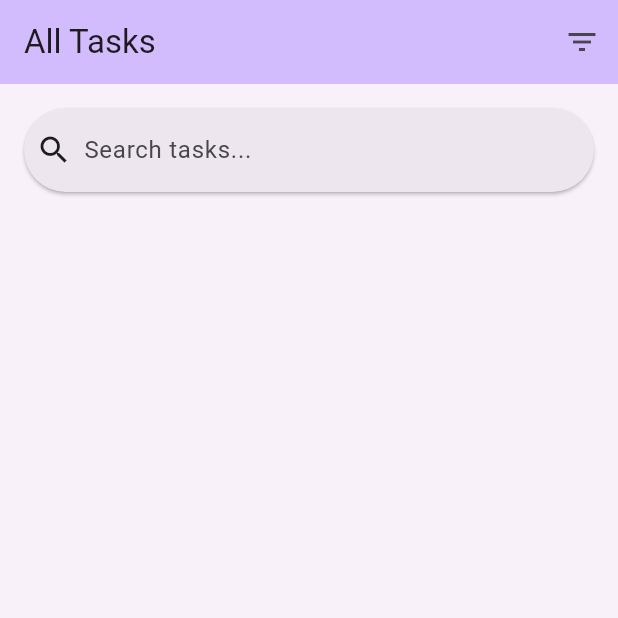
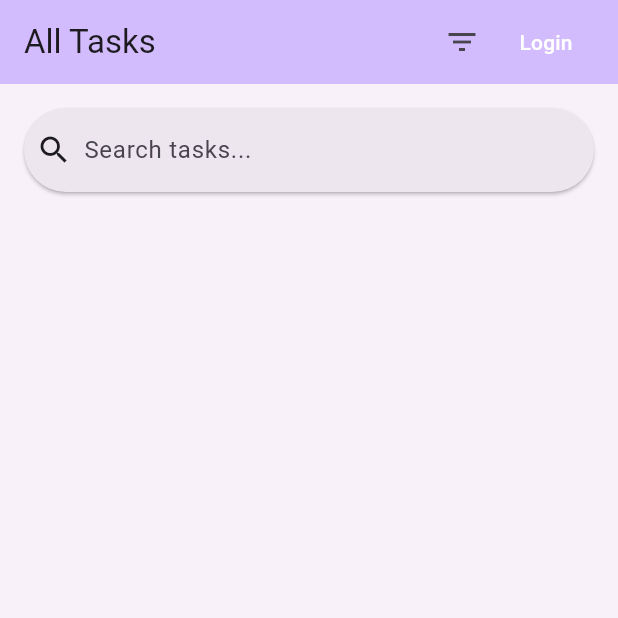
Before and after one commit to eliasfeijo/flutter-agenda-pwa, a Flutter app: the screen it shows after launch, on a phone screen of 412 x 824 dp, the top half of it. Run offline on Flutter 3.47's test engine with Material 3 defaults, Android fonts, the phone set to English and light mode, and no system bars; our stand-ins replace shared_preferences, supabase_flutter; missing offline and left inert: duration_picker; accounts and stored records are empty.

Commit message:
feat: login

```diff
--- a/lib/main.dart
+++ b/lib/main.dart
@@ -36,6 +36,7 @@ class MyApp extends StatelessWidget {
     return ChangeNotifierProvider(
       create: (context) => AgendaProvider(TasksSharedPreferencesRepository()),
       child: MaterialApp(
+        debugShowCheckedModeBanner: false,
         title: 'Agenda',
         theme: ThemeData(
           colorScheme: ColorScheme.fromSeed(seedColor: Colors.deepPurple),
--- a/lib/screens/task_list.dart
+++ b/lib/screens/task_list.dart
@@ -2,8 +2,10 @@ import 'dart:async';
 
 import 'package:flutter/material.dart';
 import 'package:provider/provider.dart';
+import 'package:supabase_flutter/supabase_flutter.dart';
 import 'package:todo_flutter/models/task.dart';
 import 'package:todo_flutter/providers/agenda_provider.dart';
+import 'package:todo_flutter/widgets/bottomsheets/login.dart';
 import 'package:todo_flutter/widgets/common/transition_switcher.dart';
 import 'package:todo_flutter/widgets/forms/task_form.dart';
 import 'package:todo_flutter/widgets/tiles/task_tile.dart';
@@ -84,6 +86,49 @@ class _TaskListState extends State<TaskList> {
                   }
                 },
               );
+            },
+          ),
+          Consumer<AgendaProvider>(
+            builder: (context, agenda, child) {
+              if (Supabase.instance.client.auth.currentUser == null) {
+                return Padding(
+                  padding: const EdgeInsets.only(right: 16),
+                  child: TextButton(
+                    onPressed: () => showModalBottomSheet(
+                      context: context,
+                      isScrollControlled: true,
+                      builder: (_) => const LoginBottomSheet(),
+                    ),
+                    child: Text(
+                      'Login',
+                      style: TextStyle(
+                        color: Theme.of(context).colorScheme.onPrimary,
+                      ),
+                    ),
+                  ),
+                );
+              } else {
+                return Padding(
+                  padding: const EdgeInsets.only(right: 16),
+                  child: TextButton(
+                    onPressed: () async {
+                      await Supabase.instance.client.auth.signOut();
+                      ScaffoldMessenger.of(
+                        // ignore: use_build_context_synchronously
+                        context,
+                      ).showSnackBar(
+                        const SnackBar(content: Text('Logged out')),
+                      );
+                    },
+                    child: Text(
+                      'Logout',
+                      style: TextStyle(
+                        color: Theme.of(context).colorScheme.onPrimary,
+                      ),
+                    ),
+                  ),
+                );
+              }
             },
           ),
         ],
```
Also changed, not shown: lib/widgets/bottomsheets/login.dart (added, +97 -0 lines).
